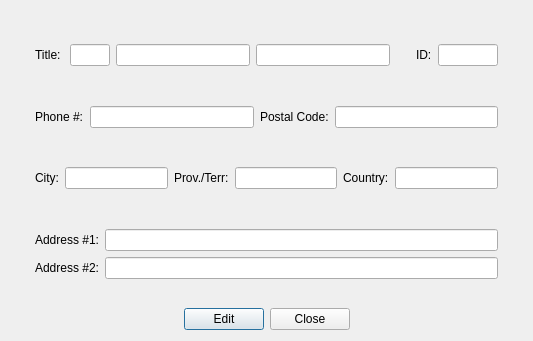
Above: interface/clientdetaildialog.ui from ArclightEntertainment/arclight-placeholder before the change. Below: the same form after it.
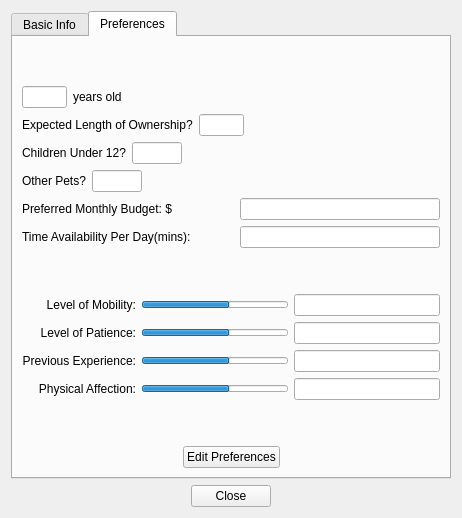
That is the form after the change.

Commit message: Updated to use Client and Animal Attributes

The edit to the form file:
```diff
--- a/interface/clientdetaildialog.ui
+++ b/interface/clientdetaildialog.ui
@@ -6,8 +6,8 @@
    <rect>
     <x>0</x>
     <y>0</y>
-    <width>533</width>
-    <height>341</height>
+    <width>462</width>
+    <height>518</height>
    </rect>
   </property>
   <property name="windowTitle">
@@ -15,6 +15,16 @@
   </property>
   <layout class="QGridLayout" name="gridLayout">
    <item row="0" column="0">
+    <widget class="QTabWidget" name="tabWidget">
+     <property name="currentIndex">
+      <number>1</number>
+     </property>
+     <widget class="QWidget" name="tab">
+      <attribute name="title">
+       <string>Basic Info</string>
+      </attribute>
+      <layout class="QGridLayout" name="gridLayout_2">
+       <item row="0" column="0">
     <layout class="QHBoxLayout" name="horizontalLayout_3">
      <item>
       <spacer name="horizontalSpacer_5">
@@ -36,6 +46,9 @@
          <property name="orientation">
           <enum>Qt::Vertical</enum>
          </property>
+             <property name="sizeType">
+              <enum>QSizePolicy::Expanding</enum>
+             </property>
          <property name="sizeHint" stdset="0">
           <size>
            <width>20</width>
@@ -63,12 +76,43 @@
            </property>
           </widget>
          </item>
+             <item>
+              <widget class="QComboBox" name="titleComboBox">
+               <item>
+                <property name="text">
+                 <string>Title</string>
+                </property>
+               </item>
+               <item>
+                <property name="text">
+                 <string>Mr.</string>
+                </property>
+               </item>
+               <item>
+                <property name="text">
+                 <string>Ms.</string>
+                </property>
+               </item>
+               <item>
+                <property name="text">
+                 <string>Mrs.</string>
+                </property>
+               </item>
+               <item>
+                <property name="text">
+                 <string>Dr.</string>
+                </property>
+               </item>
+               <item>
+                <property name="text">
+                 <string>Other</string>
+                </property>
+               </item>
+              </widget>
+             </item>
          <item>
           <widget class="QLineEdit" name="nameLineEdit"/>
          </item>
-         <item>
-          <widget class="QLineEdit" name="lNameLineEdit"/>
-         </item>
          <item>
           <spacer name="horizontalSpacer">
            <property name="orientation">
@@ -79,7 +123,7 @@
            </property>
            <property name="sizeHint" stdset="0">
             <size>
-             <width>20</width>
+                 <width>40</width>
              <height>20</height>
             </size>
            </property>
@@ -121,6 +165,9 @@
          <property name="orientation">
           <enum>Qt::Vertical</enum>
          </property>
+             <property name="sizeType">
+              <enum>QSizePolicy::Expanding</enum>
+             </property>
          <property name="sizeHint" stdset="0">
           <size>
            <width>20</width>
@@ -162,6 +209,9 @@
          <property name="orientation">
           <enum>Qt::Vertical</enum>
          </property>
+             <property name="sizeType">
+              <enum>QSizePolicy::Expanding</enum>
+             </property>
          <property name="sizeHint" stdset="0">
           <size>
            <width>20</width>
@@ -209,6 +259,9 @@
          <property name="orientation">
           <enum>Qt::Vertical</enum>
          </property>
+             <property name="sizeType">
+              <enum>QSizePolicy::Expanding</enum>
+             </property>
          <property name="sizeHint" stdset="0">
           <size>
            <width>20</width>
@@ -250,6 +303,9 @@
          <property name="orientation">
           <enum>Qt::Vertical</enum>
          </property>
+             <property name="sizeType">
+              <enum>QSizePolicy::Expanding</enum>
+             </property>
          <property name="sizeHint" stdset="0">
           <size>
            <width>20</width>
@@ -258,10 +314,27 @@
          </property>
         </spacer>
        </item>
+          </layout>
+         </item>
        <item>
-        <layout class="QHBoxLayout" name="buttonLayout_2">
+          <spacer name="horizontalSpacer">
+           <property name="orientation">
+            <enum>Qt::Horizontal</enum>
+           </property>
+           <property name="sizeHint" stdset="0">
+            <size>
+             <width>20</width>
+             <height>20</height>
+            </size>
+           </property>
+          </spacer>
+         </item>
+        </layout>
+       </item>
+       <item row="1" column="0">
+        <layout class="QHBoxLayout" name="horizontalLayout_6">
          <item>
-          <spacer name="horizontalSpacer_3">
+          <spacer name="horizontalSpacer_4">
            <property name="orientation">
             <enum>Qt::Horizontal</enum>
            </property>
@@ -281,6 +354,518 @@
           </widget>
          </item>
          <item>
+          <spacer name="horizontalSpacer_11">
+           <property name="orientation">
+            <enum>Qt::Horizontal</enum>
+           </property>
+           <property name="sizeHint" stdset="0">
+            <size>
+             <width>40</width>
+             <height>20</height>
+            </size>
+           </property>
+          </spacer>
+         </item>
+        </layout>
+       </item>
+      </layout>
+     </widget>
+     <widget class="QWidget" name="preferences">
+      <attribute name="title">
+       <string>Preferences</string>
+      </attribute>
+      <layout class="QVBoxLayout" name="verticalLayout_3">
+       <item>
+        <layout class="QVBoxLayout" name="preferenceLayout">
+         <item>
+          <spacer name="verticalSpacer_8">
+           <property name="orientation">
+            <enum>Qt::Vertical</enum>
+           </property>
+           <property name="sizeHint" stdset="0">
+            <size>
+             <width>20</width>
+             <height>40</height>
+            </size>
+           </property>
+          </spacer>
+         </item>
+         <item>
+          <layout class="QVBoxLayout" name="verticalLayout_2">
+           <item>
+            <layout class="QHBoxLayout" name="sexAgeLayout">
+             <item>
+              <widget class="QLineEdit" name="ageLineEdit">
+               <property name="maximumSize">
+                <size>
+                 <width>45</width>
+                 <height>16777215</height>
+                </size>
+               </property>
+               <property name="alignment">
+                <set>Qt::AlignRight|Qt::AlignTrailing|Qt::AlignVCenter</set>
+               </property>
+              </widget>
+             </item>
+             <item>
+              <widget class="QLabel" name="ageLabel">
+               <property name="text">
+                <string>years old</string>
+               </property>
+              </widget>
+             </item>
+            </layout>
+           </item>
+           <item>
+            <layout class="QHBoxLayout" name="maxAgeLayout">
+             <item>
+              <widget class="QLabel" name="lengthLabel">
+               <property name="text">
+                <string>Expected Length of Ownership?</string>
+               </property>
+              </widget>
+             </item>
+             <item>
+              <widget class="QLineEdit" name="lengthLineEdit">
+               <property name="sizePolicy">
+                <sizepolicy hsizetype="Expanding" vsizetype="Fixed">
+                 <horstretch>0</horstretch>
+                 <verstretch>0</verstretch>
+                </sizepolicy>
+               </property>
+               <property name="maximumSize">
+                <size>
+                 <width>45</width>
+                 <height>16777215</height>
+                </size>
+               </property>
+              </widget>
+             </item>
+             <item>
+              <spacer name="horizontalSpacer_6">
+               <property name="orientation">
+                <enum>Qt::Horizontal</enum>
+               </property>
+               <property name="sizeType">
+                <enum>QSizePolicy::Expanding</enum>
+               </property>
+               <property name="sizeHint" stdset="0">
+                <size>
+                 <width>40</width>
+                 <height>20</height>
+                </size>
+               </property>
+              </spacer>
+             </item>
+            </layout>
+           </item>
+           <item>
+            <layout class="QHBoxLayout" name="childrenLayout">
+             <item>
+              <widget class="QLabel" name="childrenLabel">
+               <property name="layoutDirection">
+                <enum>Qt::RightToLeft</enum>
+               </property>
+               <property name="text">
+                <string>Children Under 12?</string>
+               </property>
+               <property name="alignment">
+                <set>Qt::AlignLeading|Qt::AlignLeft|Qt::AlignVCenter</set>
+               </property>
+              </widget>
+             </item>
+             <item>
+              <widget class="QLineEdit" name="childrenLineEdit">
+               <property name="sizePolicy">
+                <sizepolicy hsizetype="Fixed" vsizetype="Fixed">
+                 <horstretch>0</horstretch>
+                 <verstretch>0</verstretch>
+                </sizepolicy>
+               </property>
+               <property name="maximumSize">
+                <size>
+                 <width>50</width>
+                 <height>16777215</height>
+                </size>
+               </property>
+              </widget>
+             </item>
+             <item>
+              <spacer name="horizontalSpacer_7">
+               <property name="orientation">
+                <enum>Qt::Horizontal</enum>
+               </property>
+               <property name="sizeHint" stdset="0">
+                <size>
+                 <width>40</width>
+                 <height>20</height>
+                </size>
+               </property>
+              </spacer>
+             </item>
+            </layout>
+           </item>
+           <item>
+            <layout class="QHBoxLayout" name="petsLayout">
+             <item>
+              <widget class="QLabel" name="petLabel">
+               <property name="layoutDirection">
+                <enum>Qt::RightToLeft</enum>
+               </property>
+               <property name="text">
+                <string>Other Pets?</string>
+               </property>
+               <property name="alignment">
+                <set>Qt::AlignLeading|Qt::AlignLeft|Qt::AlignVCenter</set>
+               </property>
+              </widget>
+             </item>
+             <item>
+              <widget class="QLineEdit" name="petsLineEdit">
+               <property name="sizePolicy">
+                <sizepolicy hsizetype="Fixed" vsizetype="Fixed">
+                 <horstretch>0</horstretch>
+                 <verstretch>0</verstretch>
+                </sizepolicy>
+               </property>
+               <property name="maximumSize">
+                <size>
+                 <width>50</width>
+                 <height>16777215</height>
+                </size>
+               </property>
+              </widget>
+             </item>
+             <item>
+              <spacer name="horizontalSpacer_8">
+               <property name="orientation">
+                <enum>Qt::Horizontal</enum>
+               </property>
+               <property name="sizeHint" stdset="0">
+                <size>
+                 <width>40</width>
+                 <height>20</height>
+                </size>
+               </property>
+              </spacer>
+             </item>
+            </layout>
+           </item>
+           <item>
+            <layout class="QHBoxLayout" name="budgetLayout">
+             <item>
+              <widget class="QLabel" name="budgetLabel">
+               <property name="text">
+                <string>Preferred Monthly Budget: $</string>
+               </property>
+               <property name="alignment">
+                <set>Qt::AlignLeading|Qt::AlignLeft|Qt::AlignVCenter</set>
+               </property>
+              </widget>
+             </item>
+             <item>
+              <widget class="QLineEdit" name="budgetLineEdit">
+               <property name="sizePolicy">
+                <sizepolicy hsizetype="Expanding" vsizetype="Expanding">
+                 <horstretch>0</horstretch>
+                 <verstretch>0</verstretch>
+                </sizepolicy>
+               </property>
+               <property name="maximumSize">
+                <size>
+                 <width>200</width>
+                 <height>16777215</height>
+                </size>
+               </property>
+              </widget>
+             </item>
+            </layout>
+           </item>
+           <item>
+            <layout class="QHBoxLayout" name="timeLayout">
+             <item>
+              <widget class="QLabel" name="timeLabel">
+               <property name="text">
+                <string>Time Availability Per Day(mins):</string>
+               </property>
+               <property name="alignment">
+                <set>Qt::AlignLeading|Qt::AlignLeft|Qt::AlignVCenter</set>
+               </property>
+              </widget>
+             </item>
+             <item>
+              <widget class="QLineEdit" name="timeLineEdit">
+               <property name="sizePolicy">
+                <sizepolicy hsizetype="Expanding" vsizetype="Expanding">
+                 <horstretch>0</horstretch>
+                 <verstretch>0</verstretch>
+                </sizepolicy>
+               </property>
+               <property name="maximumSize">
+                <size>
+                 <width>200</width>
+                 <height>16777215</height>
+                </size>
+               </property>
+              </widget>
+             </item>
+            </layout>
+           </item>
+          </layout>
+         </item>
+         <item>
+          <spacer name="verticalSpacer_2">
+           <property name="orientation">
+            <enum>Qt::Vertical</enum>
+           </property>
+           <property name="sizeHint" stdset="0">
+            <size>
+             <width>20</width>
+             <height>40</height>
+            </size>
+           </property>
+          </spacer>
+         </item>
+         <item>
+          <layout class="QGridLayout" name="sliderLayout">
+           <item row="2" column="0">
+            <widget class="QLabel" name="experienceLabel">
+             <property name="text">
+              <string>Previous Experience:</string>
+             </property>
+             <property name="alignment">
+              <set>Qt::AlignRight|Qt::AlignTrailing|Qt::AlignVCenter</set>
+             </property>
+            </widget>
+           </item>
+           <item row="1" column="0">
+            <widget class="QLabel" name="patienceLabel">
+             <property name="text">
+              <string>Level of Patience:</string>
+             </property>
+             <property name="alignment">
+              <set>Qt::AlignRight|Qt::AlignTrailing|Qt::AlignVCenter</set>
+             </property>
+            </widget>
+           </item>
+           <item row="3" column="1">
+            <layout class="QGridLayout" name="affectionLayout">
+             <item row="0" column="0">
+              <widget class="QProgressBar" name="affectionBar">
+               <property name="maximumSize">
+                <size>
+                 <width>16777215</width>
+                 <height>7</height>
+                </size>
+               </property>
+               <property name="maximum">
+                <number>5</number>
+               </property>
+               <property name="value">
+                <number>3</number>
+               </property>
+               <property name="textVisible">
+                <bool>false</bool>
+               </property>
+              </widget>
+             </item>
+            </layout>
+           </item>
+           <item row="0" column="1">
+            <layout class="QGridLayout" name="mobilityLayout">
+             <item row="0" column="0">
+              <widget class="QProgressBar" name="mobilityBar">
+               <property name="maximumSize">
+                <size>
+                 <width>16777215</width>
+                 <height>7</height>
+                </size>
+               </property>
+               <property name="maximum">
+                <number>5</number>
+               </property>
+               <property name="value">
+                <number>3</number>
+               </property>
+               <property name="textVisible">
+                <bool>false</bool>
+               </property>
+              </widget>
+             </item>
+            </layout>
+           </item>
+           <item row="0" column="2">
+            <widget class="QLineEdit" name="mobilityLineEdit"/>
+           </item>
+           <item row="0" column="0">
+            <widget class="QLabel" name="mobilityLabel">
+             <property name="text">
+              <string>Level of Mobility:</string>
+             </property>
+             <property name="alignment">
+              <set>Qt::AlignRight|Qt::AlignTrailing|Qt::AlignVCenter</set>
+             </property>
+            </widget>
+           </item>
+           <item row="2" column="1">
+            <layout class="QGridLayout" name="experienceLayout">
+             <item row="0" column="0">
+              <widget class="QProgressBar" name="experienceBar">
+               <property name="maximumSize">
+                <size>
+                 <width>16777215</width>
+                 <height>7</height>
+                </size>
+               </property>
+               <property name="maximum">
+                <number>5</number>
+               </property>
+               <property name="value">
+                <number>3</number>
+               </property>
+               <property name="textVisible">
+                <bool>false</bool>
+               </property>
+              </widget>
+             </item>
+            </layout>
+           </item>
+           <item row="2" column="2">
+            <widget class="QLineEdit" name="experienceLineEdit">
+             <property name="sizePolicy">
+              <sizepolicy hsizetype="Expanding" vsizetype="Fixed">
+               <horstretch>0</horstretch>
+               <verstretch>0</verstretch>
+              </sizepolicy>
+             </property>
+             <property name="maximumSize">
+              <size>
+               <width>16777215</width>
+               <height>16777215</height>
+              </size>
+             </property>
+            </widget>
+           </item>
+           <item row="1" column="2">
+            <widget class="QLineEdit" name="patienceLineEdit"/>
+           </item>
+           <item row="3" column="0">
+            <widget class="QLabel" name="affectionLabel">
+             <property name="text">
+              <string>Physical Affection:</string>
+             </property>
+             <property name="alignment">
+              <set>Qt::AlignRight|Qt::AlignTrailing|Qt::AlignVCenter</set>
+             </property>
+            </widget>
+           </item>
+           <item row="1" column="1">
+            <layout class="QGridLayout" name="patienceLayout">
+             <item row="0" column="0">
+              <widget class="QProgressBar" name="patienceBar">
+               <property name="maximumSize">
+                <size>
+                 <width>16777215</width>
+                 <height>7</height>
+                </size>
+               </property>
+               <property name="maximum">
+                <number>5</number>
+               </property>
+               <property name="value">
+                <number>3</number>
+               </property>
+               <property name="textVisible">
+                <bool>false</bool>
+               </property>
+              </widget>
+             </item>
+            </layout>
+           </item>
+           <item row="3" column="2">
+            <widget class="QLineEdit" name="affectionLineEdit">
+             <property name="maximumSize">
+              <size>
+               <width>16777215</width>
+               <height>16777215</height>
+              </size>
+             </property>
+            </widget>
+           </item>
+          </layout>
+         </item>
+         <item>
+          <spacer name="verticalSpacer_7">
+           <property name="orientation">
+            <enum>Qt::Vertical</enum>
+           </property>
+           <property name="sizeHint" stdset="0">
+            <size>
+             <width>20</width>
+             <height>40</height>
+            </size>
+           </property>
+          </spacer>
+         </item>
+        </layout>
+       </item>
+       <item>
+        <layout class="QHBoxLayout" name="quizLayout">
+         <item>
+          <spacer name="horizontalSpacer_9">
+           <property name="orientation">
+            <enum>Qt::Horizontal</enum>
+           </property>
+           <property name="sizeHint" stdset="0">
+            <size>
+             <width>40</width>
+             <height>20</height>
+            </size>
+           </property>
+          </spacer>
+         </item>
+         <item>
+          <widget class="QPushButton" name="quizButton">
+           <property name="text">
+            <string>Edit Preferences</string>
+           </property>
+          </widget>
+         </item>
+         <item>
+          <spacer name="horizontalSpacer_10">
+           <property name="orientation">
+            <enum>Qt::Horizontal</enum>
+           </property>
+           <property name="sizeHint" stdset="0">
+            <size>
+             <width>40</width>
+             <height>20</height>
+            </size>
+           </property>
+          </spacer>
+         </item>
+        </layout>
+       </item>
+      </layout>
+     </widget>
+    </widget>
+   </item>
+   <item row="1" column="0">
+    <layout class="QHBoxLayout" name="buttonLayout">
+     <item>
+      <spacer name="horizontalSpacer_3">
+       <property name="orientation">
+        <enum>Qt::Horizontal</enum>
+       </property>
+       <property name="sizeHint" stdset="0">
+        <size>
+         <width>40</width>
+         <height>20</height>
+        </size>
+       </property>
+      </spacer>
+     </item>
+     <item>
           <widget class="QPushButton" name="closeButton">
            <property name="text">
             <string>Close</string>
@@ -289,23 +874,6 @@
          </item>
          <item>
           <spacer name="horizontalSpacer_2">
-           <property name="orientation">
-            <enum>Qt::Horizontal</enum>
-           </property>
-           <property name="sizeHint" stdset="0">
-            <size>
-             <width>40</width>
-             <height>20</height>
-            </size>
-           </property>
-          </spacer>
-         </item>
-        </layout>
-       </item>
-      </layout>
-     </item>
-     <item>
-      <spacer name="horizontalSpacer_4">
        <property name="orientation">
         <enum>Qt::Horizontal</enum>
        </property>
```
Lines whose indentation alone changed are shown as unchanged. The commit also changes 16 other files.
